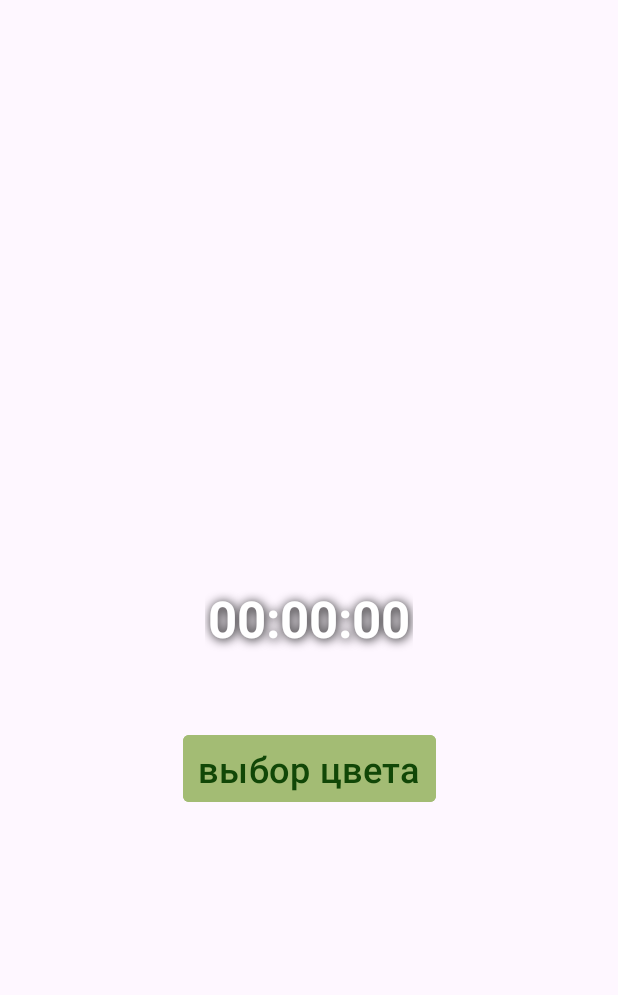
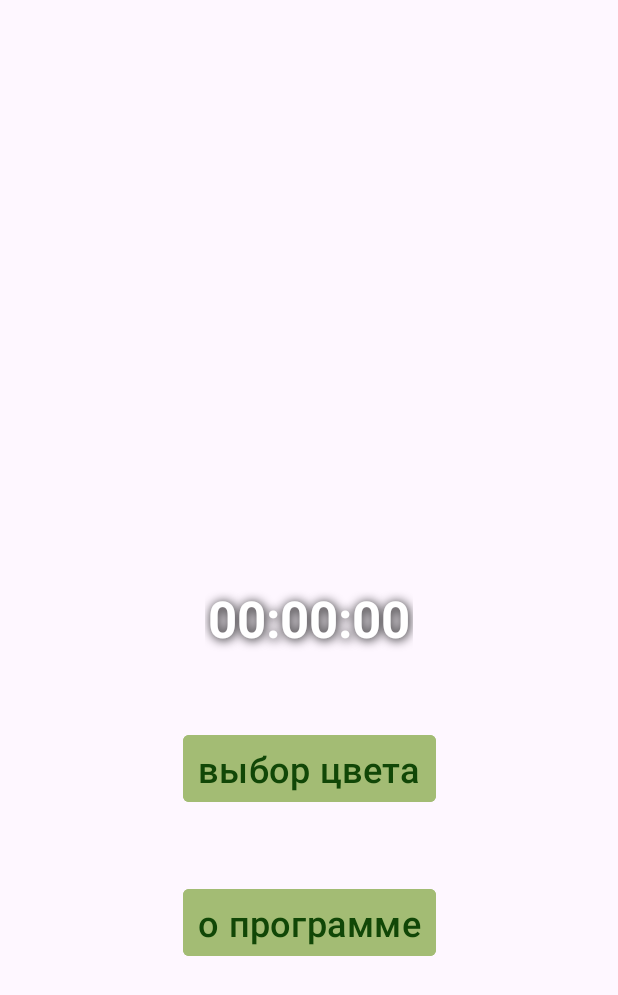
Before and after one commit to arantir/clockWidget, an Android app: the screen it shows after launch (MainActivity), on a phone screen of 412 x 824 dp. Shown: the top 995 px of the screen. Run offline under Robolectric (Android 15) with nearby library versions, the phone set to English and light mode, and no system bars; libraries missing offline, so code that uses them is left out: com.jaredrummler.android.

Commit message:
1
Добавлена кнопка о программе. Она выводит справочную информацию. Убрана фиолетовая полоска сверху.

```diff
--- a/app/src/main/java/com/example/clockwidget/MainActivity.kt
+++ b/app/src/main/java/com/example/clockwidget/MainActivity.kt
@@ -1,6 +1,7 @@
 package com.example.clockwidget
 
 //import android.R
+
 import android.appwidget.AppWidgetManager
 import android.content.ComponentName
 import android.content.Context
@@ -9,7 +10,9 @@ import android.os.Bundle
 import android.widget.Button
 import android.widget.RemoteViews
 import android.widget.TextView
+import androidx.appcompat.app.AlertDialog
 import androidx.appcompat.app.AppCompatActivity
+import androidx.core.content.ContextCompat
 import com.jaredrummler.android.colorpicker.ColorPickerDialog
 import com.jaredrummler.android.colorpicker.ColorPickerDialogListener
 import com.jaredrummler.android.colorpicker.ColorShape
@@ -20,9 +23,25 @@ class MainActivity : AppCompatActivity(), ColorPickerDialogListener {
         super.onCreate(savedInstanceState)
         setContentView(R.layout.activity_main)
 
+        //Покраска статусной строки.(Это та бесячая фиолетовая полоска сверху)
+        window.statusBarColor = ContextCompat.getColor(this, R.color.white)
+
+        //Конструктор сообщения для кнопки о программе.
+        val builder = AlertDialog.Builder(this)
+        builder.setTitle("")
+        builder.setMessage(R.string.about_text)
+        builder.setPositiveButton(android.R.string.yes) { dialog, which -> 0 }
+
+        //Нажатие на кнопку выбор цвета
         findViewById<Button>(R.id.btColorPick).setOnClickListener {
             //Toast.makeText(this@MainActivity, "You clicked me.", Toast.LENGTH_SHORT).show()
             createColorPickerDialog(1)
+        }
+
+        //Нажатие на кнопку о программе
+        findViewById<Button>(R.id.btAbout).setOnClickListener {
+            //Toast.makeText(this@MainActivity, "You clicked me.", Toast.LENGTH_SHORT).show()
+            builder.show()
         }
     }
 
--- a/app/src/main/res/layout/activity_main.xml
+++ b/app/src/main/res/layout/activity_main.xml
@@ -5,6 +5,22 @@
     android:layout_width="match_parent"
     android:layout_height="match_parent"
     tools:context=".MainActivity">
+
+    <Button
+        android:id="@+id/btAbout"
+        android:layout_width="wrap_content"
+        android:layout_height="wrap_content"
+        android:layout_marginTop="50dp"
+        android:backgroundTint="@color/bt_color_pick_back"
+        android:paddingLeft="10dp"
+        android:paddingRight="10dp"
+        android:text="@string/bt_about"
+        android:textColor="@color/bt_color_pick_font"
+        android:textSize="24sp"
+        app:cornerRadius="4dp"
+        app:layout_constraintEnd_toEndOf="@+id/tvExample"
+        app:layout_constraintStart_toStartOf="@+id/tvExample"
+        app:layout_constraintTop_toBottomOf="@+id/btColorPick" />
 
     <TextView
         android:id="@+id/tvExample"
--- a/app/src/main/res/values/strings.xml
+++ b/app/src/main/res/values/strings.xml
@@ -4,4 +4,6 @@
     <string name="add_widget">Add widget</string>
     <string name="app_widget_description">This is an app widget description</string>
     <string name="bt_color_pick">выбор цвета</string>
+    <string name="bt_about">о программе</string>
+    <string name="about_text">Программа управляет виджетом.\nВиджет показывает время.\nВ программе можно задать цвет шрифта.\nВиджет обновляется раз в 30 минут, и при нажатии на него.</string>
 </resources>
--- a/app/src/main/res/values/themes.xml
+++ b/app/src/main/res/values/themes.xml
@@ -3,6 +3,7 @@
     <style name="Base.Theme.ClockWidget" parent="Theme.Material3.DayNight.NoActionBar">
         <!-- Customize your light theme here. -->
         <!-- <item name="colorPrimary">@color/my_light_primary</item> -->
+        <item name="windowNoTitle">true</item>
     </style>
 
     <style name="Theme.ClockWidget" parent="Base.Theme.ClockWidget" />
@@ -15,6 +16,7 @@
         It needs to be 8dp or less than the value of appWidgetRadius
         -->
         <item name="appWidgetInnerRadius">8dp</item>
+        <item name="windowNoTitle">true</item>
     </style>
 
     <style name="Theme.ClockWidget.AppWidgetContainer" parent="Theme.ClockWidget.AppWidgetContainerParent">
```
